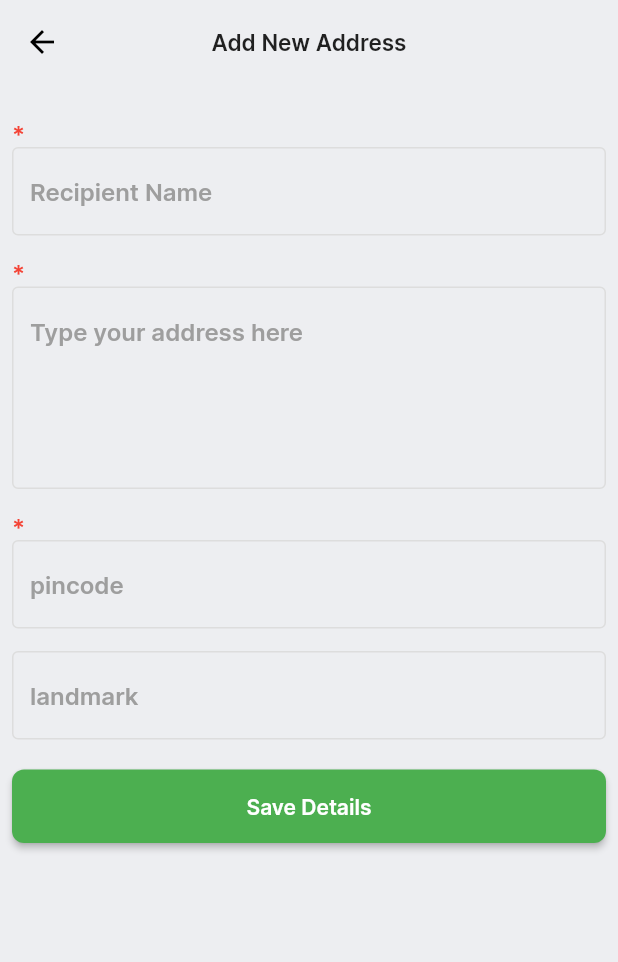
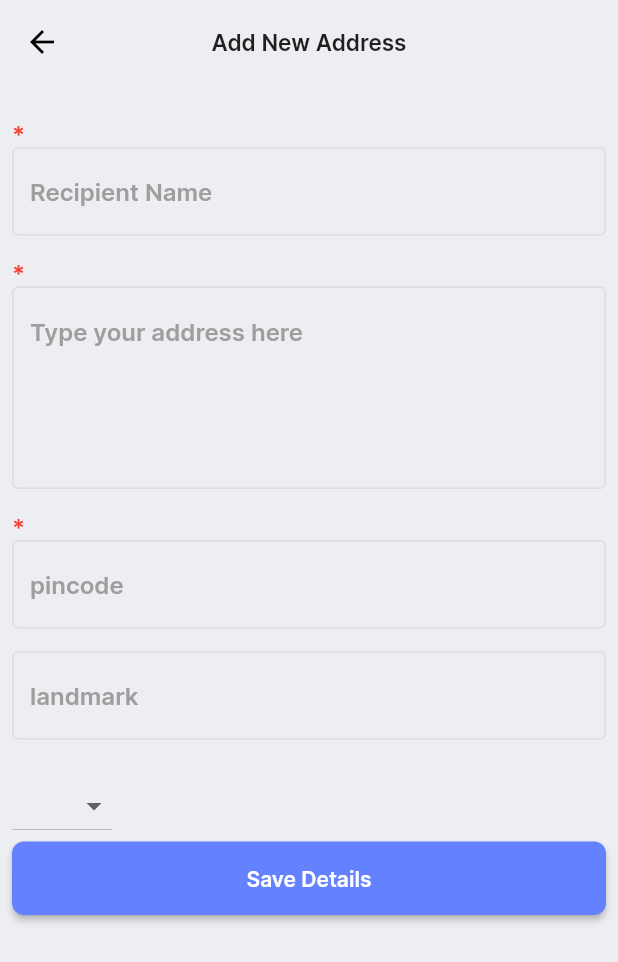
Before and after one commit to PranoySKumar/grocery_user, a Flutter app: the EditShippingAddressScreen screen opened by its route, on a phone screen of 412 x 824 dp. Shown: the top 962 px of the screen. Run offline on Flutter 3.47's test engine with Material 2 defaults, Android fonts, the phone set to English and light mode, and no system bars; our stand-ins replace flutter_svg, get, get_storage, graphql_flutter, location and 1 more; missing offline and left inert: dart:ffi; accounts and stored records are empty.

Commit message:
added drop down menu to shipping address for selecting address type.

```diff
--- a/lib/Remote/APIs/dashboard_screen_api.dart
+++ b/lib/Remote/APIs/dashboard_screen_api.dart
@@ -50,6 +50,7 @@ class DashboardScreenApi {
           address
           pincode
           landmark
+          type
         }
       }
   }
--- a/lib/Remote/APIs/user_api.dart
+++ b/lib/Remote/APIs/user_api.dart
@@ -33,6 +33,7 @@ class UserApi {
           address
           pincode
           landmark
+          type
         }
       }
   }
@@ -61,6 +62,7 @@ class UserApi {
           address
           pincode
           landmark
+          type
         }
       }
     }
--- a/lib/Views/ShippingDetails/EditShippingDetailsScreen/edit_shipping_details_controller.dart
+++ b/lib/Views/ShippingDetails/EditShippingDetailsScreen/edit_shipping_details_controller.dart
@@ -1,5 +1,3 @@
-import 'dart:ffi';
-
 import 'package:flutter/material.dart';
 import 'package:get/get.dart';
 import 'package:grocery_user/Model/User/user_model.dart';
@@ -14,6 +12,9 @@ class EditShippingDetailsController extends GetxController {
   final TextEditingController recipentNameTextController = TextEditingController();
   final TextEditingController pinCodeTextController = TextEditingController();
   final TextEditingController landmarkTextController = TextEditingController();
+  late String addressType;
+
+  set setAddressType(String val) => addressType = val;
 
   //states
   var isLoading = false.obs;
--- a/lib/Views/ShippingDetails/EditShippingDetailsScreen/edit_shipping_details_screen.dart
+++ b/lib/Views/ShippingDetails/EditShippingDetailsScreen/edit_shipping_details_screen.dart
@@ -18,8 +18,8 @@ class EditShippingAddressScreen extends StatelessWidget {
       String pincodeError = editShippingDetailsController.pincodeErrorText.value;
       String recipientError = editShippingDetailsController.recipientNameErrorText.value;
 
-      return editShippingDetailsController.isLoading.isFalse
-          ? Scaffold(
+      if (editShippingDetailsController.isLoading.isFalse) {
+        return Scaffold(
           appBar: AppBar(
             leading: const BackButton(
               color: Colors.black,
@@ -42,25 +42,122 @@ class EditShippingAddressScreen extends StatelessWidget {
                       height: 15,
                     ),
                     const RequiredStar(),
-                        CustomTextField(
-                          controller: editShippingDetailsController.recipentNameTextController,
-                          onSubmitted: (_) {
-                            editShippingDetailsController.addressFocusNode.requestFocus();
-                          },
-                          focusNode: editShippingDetailsController.recipentNameFocusNode,
-                          hintTextStyle:
-                              Get.theme.textTheme.labelMedium?.copyWith(color: Colors.grey),
-                          hint: "Recipient Name",
-                          keyboardType: TextInputType.name,
-                          errorText: recipientError.isNotEmpty ? recipientError : null,
-                        ),
+                    _RecipientTextField(
+                        editShippingDetailsController: editShippingDetailsController,
+                        recipientError: recipientError),
                     const SizedBox(
                       height: 15,
                     ),
                     const RequiredStar(),
-                        CustomTextField(
-                          hintTextStyle:
-                              Get.theme.textTheme.labelMedium?.copyWith(color: Colors.grey),
+                    _AddressTextField(
+                        editShippingDetailsController: editShippingDetailsController,
+                        addressError: addressError,
+                        recipientError: recipientError),
+                    const SizedBox(
+                      height: 15,
+                    ),
+                    const RequiredStar(),
+                    _PincodeTextField(
+                        pincodeError: pincodeError,
+                        recipientError: recipientError,
+                        editShippingDetailsController: editShippingDetailsController),
+                    const SizedBox(
+                      height: 15,
+                    ),
+                    _LandmarkTextField(
+                        editShippingDetailsController: editShippingDetailsController),
+                    const SizedBox(
+                      height: 20,
+                    ),
+                    _SelectAddressTypeField(),
+                    FullLengthButton(
+                      backgroundColor: Get.theme.highlightColor,
+                      onPressed: () => editShippingDetailsController.onSubmit(), //submits the form
+                      textColor: Colors.white,
+                      text: 'Save Details',
+                    )
+                  ],
+                )),
+          ),
+        );
+      } else {
+        return const Scaffold(
+          body: Center(
+              child: CircularProgressIndicator(
+            color: Colors.black,
+          )),
+        );
+      }
+    });
+  }
+}
+
+//LandMarkTextField
+class _LandmarkTextField extends StatelessWidget {
+  const _LandmarkTextField({
+    Key? key,
+    required this.editShippingDetailsController,
+  }) : super(key: key);
+
+  final EditShippingDetailsController editShippingDetailsController;
+
+  @override
+  Widget build(BuildContext context) {
+    return CustomTextField(
+      hintTextStyle: Get.theme.textTheme.labelMedium?.copyWith(color: Colors.grey),
+      controller: editShippingDetailsController.landmarkTextController,
+      onSubmitted: (_) => editShippingDetailsController.onSubmit(), //submits the form
+      focusNode: editShippingDetailsController.landMarkFocusNode,
+      hint: "landmark",
+      keyboardType: TextInputType.text,
+    );
+  }
+}
+
+class _PincodeTextField extends StatelessWidget {
+  const _PincodeTextField({
+    Key? key,
+    required this.pincodeError,
+    required this.recipientError,
+    required this.editShippingDetailsController,
+  }) : super(key: key);
+
+  final String pincodeError;
+  final String recipientError;
+  final EditShippingDetailsController editShippingDetailsController;
+
+  @override
+  Widget build(BuildContext context) {
+    return CustomTextField(
+      errorText: pincodeError.isNotEmpty ? recipientError : null,
+      hintTextStyle: Get.theme.textTheme.labelMedium?.copyWith(color: Colors.grey),
+      controller: editShippingDetailsController.pinCodeTextController,
+      onSubmitted: (_) {
+        editShippingDetailsController.landMarkFocusNode.requestFocus();
+      },
+      hint: "pincode",
+      keyboardType: TextInputType.number,
+      focusNode: editShippingDetailsController.pincodeFocusNode,
+    );
+  }
+}
+
+class _AddressTextField extends StatelessWidget {
+  const _AddressTextField({
+    Key? key,
+    required this.editShippingDetailsController,
+    required this.addressError,
+    required this.recipientError,
+  }) : super(key: key);
+
+  final EditShippingDetailsController editShippingDetailsController;
+  final String addressError;
+  final String recipientError;
+
+  @override
+  Widget build(BuildContext context) {
+    return CustomTextField(
+      hintTextStyle: Get.theme.textTheme.labelMedium?.copyWith(color: Colors.grey),
       controller: editShippingDetailsController.addressTextController,
       onSubmitted: (_) {
         editShippingDetailsController.pincodeFocusNode.requestFocus();
@@ -71,57 +168,50 @@ class EditShippingAddressScreen extends StatelessWidget {
       hint: "Type your address here",
       focusNode: editShippingDetailsController.addressFocusNode,
       keyboardType: TextInputType.multiline,
-                        ),
-                        const SizedBox(
-                          height: 15,
-                        ),
-                        const RequiredStar(),
-                        CustomTextField(
-                          errorText: pincodeError.isNotEmpty ? recipientError : null,
-                          hintTextStyle:
-                              Get.theme.textTheme.labelMedium?.copyWith(color: Colors.grey),
-                          controller: editShippingDetailsController.pinCodeTextController,
+    );
+  }
+}
+
+class _RecipientTextField extends StatelessWidget {
+  const _RecipientTextField({
+    Key? key,
+    required this.editShippingDetailsController,
+    required this.recipientError,
+  }) : super(key: key);
+
+  final EditShippingDetailsController editShippingDetailsController;
+  final String recipientError;
+
+  @override
+  Widget build(BuildContext context) {
+    return CustomTextField(
+      controller: editShippingDetailsController.recipentNameTextController,
       onSubmitted: (_) {
-                            editShippingDetailsController.landMarkFocusNode.requestFocus();
+        editShippingDetailsController.addressFocusNode.requestFocus();
       },
-                          hint: "pincode",
-                          keyboardType: TextInputType.number,
-                          focusNode: editShippingDetailsController.pincodeFocusNode,
-                        ),
-                        const SizedBox(
-                          height: 15,
-                        ),
-                        CustomTextField(
-                          hintTextStyle:
-                              Get.theme.textTheme.labelMedium?.copyWith(color: Colors.grey),
-                          controller: editShippingDetailsController.landmarkTextController,
-                          onSubmitted: (_) =>
-                              editShippingDetailsController.onSubmit(), //submits the form
-                          focusNode: editShippingDetailsController.landMarkFocusNode,
-                          hint: "landmark",
-                          keyboardType: TextInputType.text,
-                        ),
-                        const SizedBox(
-                          height: 20,
-                        ),
-                        FullLengthButton(
-                          backgroundColor: Colors.green,
-                          onPressed: () =>
-                              editShippingDetailsController.onSubmit(), //submits the form
-                          textColor: Colors.white,
-                          text: 'Save Details',
-                        )
-                      ],
-                    )),
-              ),
-            )
-          : const Scaffold(
-              body: Center(
-                  child: CircularProgressIndicator(
-                color: Colors.black,
-              )),
+      focusNode: editShippingDetailsController.recipentNameFocusNode,
+      hintTextStyle: Get.theme.textTheme.labelMedium?.copyWith(color: Colors.grey),
+      hint: "Recipient Name",
+      keyboardType: TextInputType.name,
+      errorText: recipientError.isNotEmpty ? recipientError : null,
     );
-    });
+  }
+}
+
+class _SelectAddressTypeField extends StatelessWidget {
+  _SelectAddressTypeField({
+    Key? key,
+  }) : super(key: key);
+
+  final editShippingController = Get.find<EditShippingDetailsController>();
+  final _dropdownItems =
+      ["Home", "Work", "Other"].map((e) => DropdownMenuItem(child: Text(e))).toList();
+  @override
+  Widget build(BuildContext context) {
+    return DropdownButton(
+        value: "Home",
+        items: _dropdownItems,
+        onChanged: ((value) => editShippingController.setAddressType = value));
   }
 }
 
```
Also changed, not shown: lib/Views/ShippingDetails/ShippingDetailsScreen/shipping_details_screen.dart (+39 -36 lines). Lines whose indentation alone changed are shown as unchanged.
